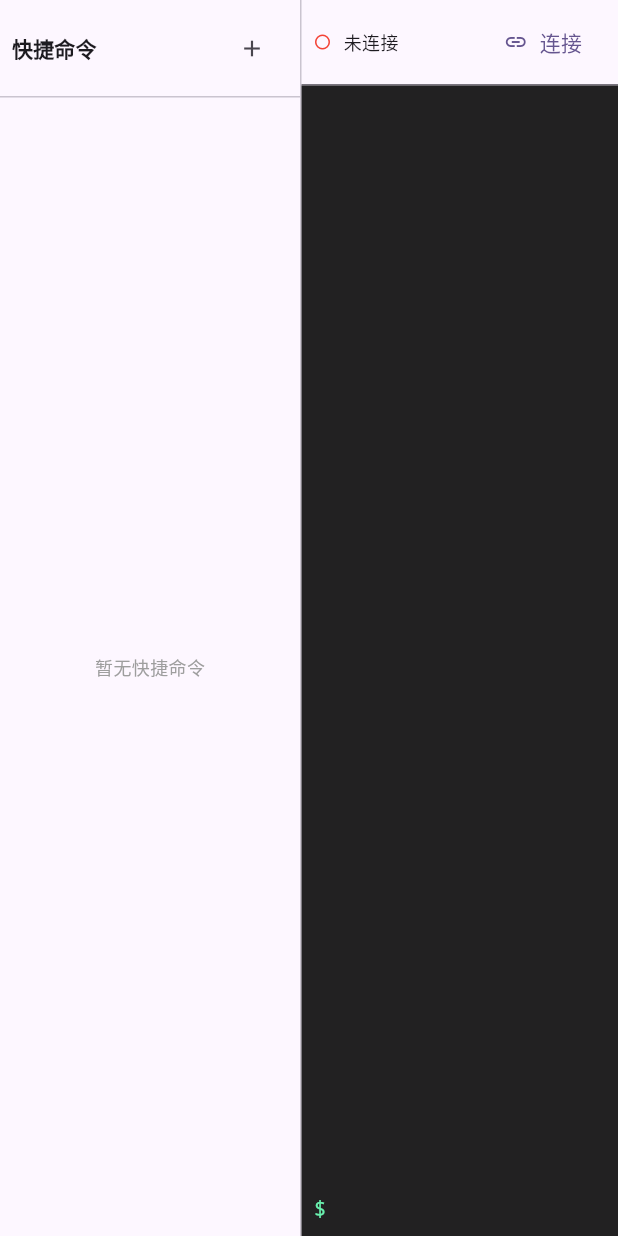
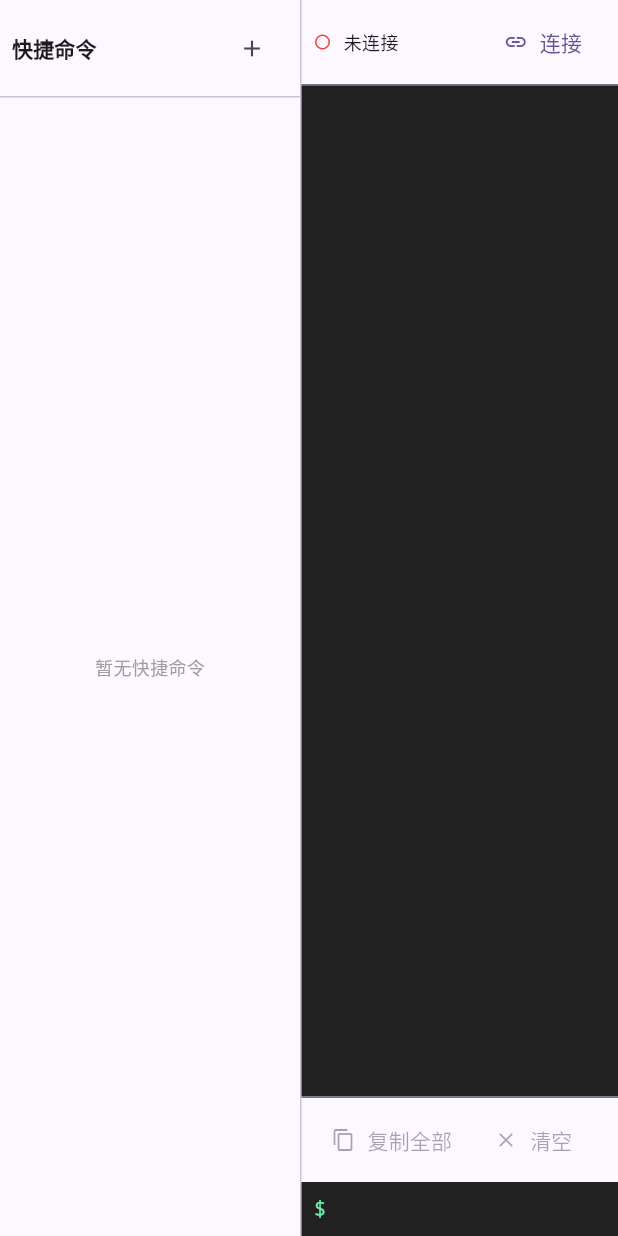
Before and after one commit to hkjgvugkjh/hermes-hive, a Flutter app: the TerminalTab widget shown alone on an empty page, opened directly with empty values, on a phone screen of 412 x 824 dp. Run offline on Flutter 3.47's test engine with Material 3 defaults, Android fonts, the phone set to English and light mode, and no system bars; our stand-ins replace flutter_markdown, shared_preferences; missing offline and left inert: cryptography; accounts and stored records are empty; network calls fail.

Commit message:
fix: Terminal copy support and cleanup
- Add SelectableText for terminal output (selectable/copyable)
- Add copy all button and clear button in terminal toolbar
- Remove unused fields in files_tab.dart

```diff
--- a/lib/screens/files_tab.dart
+++ b/lib/screens/files_tab.dart
@@ -19,8 +19,6 @@ class _FilesTabState extends State<FilesTab> {
   String _fileContent = '';
   bool _isDirty = false;
   final TextEditingController _editorController = TextEditingController();
-  final Map<String, bool> _expandedDirs = {};
-  final Map<String, List<FileNode>> _dirCache = {};
 
   @override
   void initState() {
--- a/lib/screens/terminal_tab.dart
+++ b/lib/screens/terminal_tab.dart
@@ -1,5 +1,6 @@
 import 'dart:convert';
 import 'package:flutter/material.dart';
+import 'package:flutter/services.dart';
 import 'package:shared_preferences/shared_preferences.dart';
 import 'package:web_socket_channel/web_socket_channel.dart';
 import '../models/models.dart';
@@ -293,12 +294,41 @@ class _TerminalTabState extends State<TerminalTab> {
                     padding: const EdgeInsets.all(8),
                     itemCount: _history.length,
                     itemBuilder: (context, index) {
-                      return Text(
+                      return SelectableText(
                         _history[index],
                         style: const TextStyle(fontFamily: 'monospace', fontSize: 13, color: Colors.greenAccent),
                       );
                     },
                   ),
+                ),
+              ),
+              // Terminal toolbar with copy button
+              Container(
+                padding: const EdgeInsets.symmetric(horizontal: 8, vertical: 4),
+                decoration: BoxDecoration(border: Border(top: BorderSide(color: Theme.of(context).dividerColor))),
+                child: Row(
+                  children: [
+                    TextButton.icon(
+                      onPressed: _history.isEmpty ? null : () async {
+                        final text = _history.join('\n');
+                        await Clipboard.setData(ClipboardData(text: text));
+                        if (mounted) {
+                          ScaffoldMessenger.of(context).showSnackBar(
+                            const SnackBar(content: Text('已复制到剪贴板'), duration: Duration(seconds: 1)),
+                          );
+                        }
+                      },
+                      icon: const Icon(Icons.copy, size: 16),
+                      label: const Text('复制全部'),
+                    ),
+                    TextButton.icon(
+                      onPressed: _history.isEmpty ? null : () {
+                        setState(() => _history.clear());
+                      },
+                      icon: const Icon(Icons.clear, size: 16),
+                      label: const Text('清空'),
+                    ),
+                  ],
                 ),
               ),
               // Command input
```
